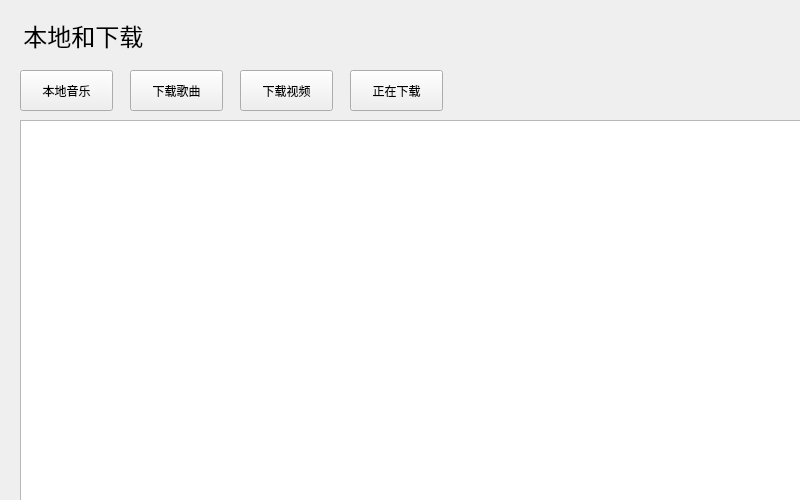
The window that KuGou/downpage.ui (guqiaokkk/KuGouMusic) describes before a commit, drawn with Qt 5.
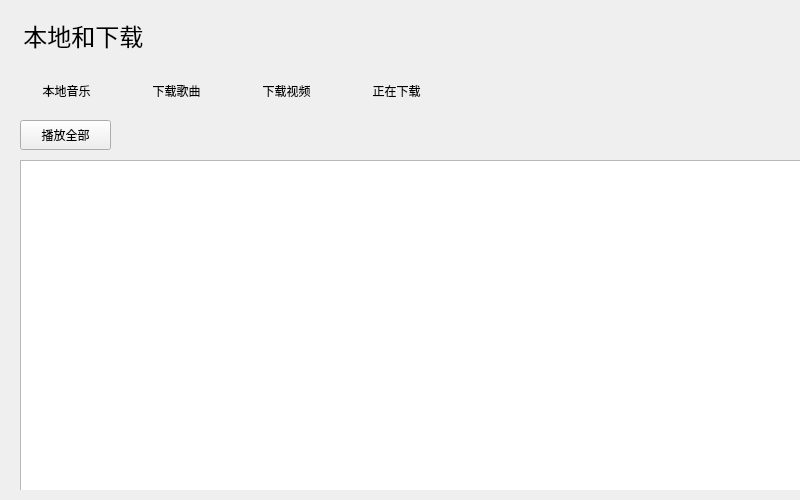
The same window after the commit.

Commit message: 播放功能

Diff of the .ui file:
```diff
--- a/KuGou/downpage.ui
+++ b/KuGou/downpage.ui
@@ -36,9 +36,9 @@
    <property name="geometry">
     <rect>
      <x>20</x>
-     <y>120</y>
+     <y>160</y>
      <width>800</width>
-     <height>390</height>
+     <height>330</height>
     </rect>
    </property>
    <property name="currentIndex">
@@ -155,6 +155,12 @@
       <height>41</height>
      </rect>
     </property>
+    <property name="styleSheet">
+     <string notr="true">#localSong{
+	border:none;
+}
+</string>
+    </property>
     <property name="text">
      <string>本地音乐</string>
     </property>
@@ -168,6 +174,9 @@
       <height>41</height>
      </rect>
     </property>
+    <property name="styleSheet">
+     <string notr="true">border:none;</string>
+    </property>
     <property name="text">
      <string>下载歌曲</string>
     </property>
@@ -181,6 +190,9 @@
       <height>41</height>
      </rect>
     </property>
+    <property name="styleSheet">
+     <string notr="true">border:none;</string>
+    </property>
     <property name="text">
      <string>下载视频</string>
     </property>
@@ -194,11 +206,37 @@
       <height>41</height>
      </rect>
     </property>
+    <property name="styleSheet">
+     <string notr="true">border:none;</string>
+    </property>
     <property name="text">
      <string>正在下载</string>
     </property>
    </widget>
   </widget>
+  <widget class="QWidget" name="widget" native="true">
+   <property name="geometry">
+    <rect>
+     <x>20</x>
+     <y>120</y>
+     <width>771</width>
+     <height>40</height>
+    </rect>
+   </property>
+   <widget class="QPushButton" name="playAllBtn">
+    <property name="geometry">
+     <rect>
+      <x>0</x>
+      <y>0</y>
+      <width>91</width>
+      <height>30</height>
+     </rect>
+    </property>
+    <property name="text">
+     <string>播放全部</string>
+    </property>
+   </widget>
+  </widget>
  </widget>
  <resources/>
  <connections/>
```
The commit also changes 13 other files.
